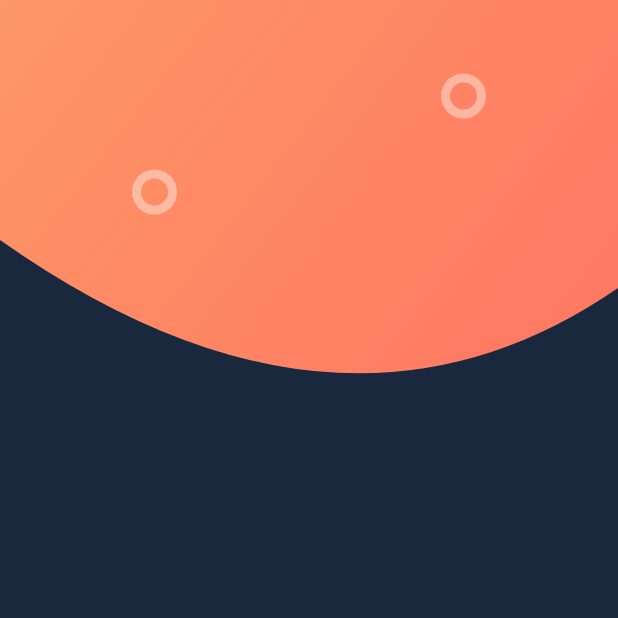
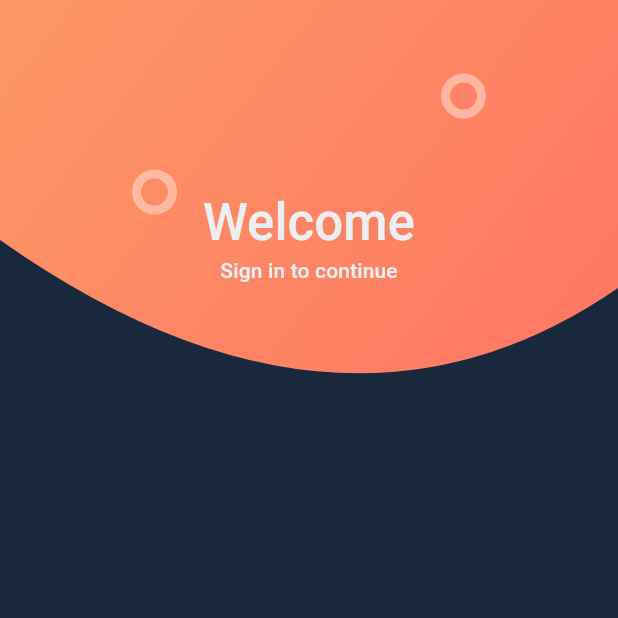
Before and after one commit to tadakun8/flutter_study_ui, a Flutter app: the screen it shows after launch, on a phone screen of 412 x 824 dp, the top half of it. Run offline on Flutter 3.47's test engine with Material 2 defaults, Android fonts, the phone set to English and light mode, and no system bars; our stand-ins replace flutter_riverpod.

Commit message:
feat: create header title

```diff
--- a/signin_signup/lib/components/header/header.dart
+++ b/signin_signup/lib/components/header/header.dart
@@ -1,4 +1,5 @@
 import 'package:flutter/material.dart';
+import 'package:signin_signup/components/header/header_title.dart';
 
 import 'header_background.dart';
 import 'header_circles.dart';
@@ -12,7 +13,8 @@ class Header extends StatelessWidget {
     return Container(
       height: height,
       // Stackで要素を重ねる
-      child: Stack(children: const [
+      child: Stack(
+        children: const [
           Align(
             alignment: Alignment.topCenter,
             child: HeaderBackgroud(height: height),
@@ -21,7 +23,15 @@ class Header extends StatelessWidget {
             alignment: Alignment.topCenter,
             child: HeaderCircles(height: height),
           ),
-      ]),
+          Align(
+            alignment: Alignment.topCenter,
+            child: Padding(
+              padding: EdgeInsets.only(top: 128),
+              child: HeaderTitle(),
+            ),
+          )
+        ],
+      ),
     );
   }
 }
--- /dev/null
+++ b/signin_signup/lib/components/header/header_title.dart
@@ -0,0 +1,32 @@
+import 'package:flutter/material.dart';
+import 'package:signin_signup/const/color.dart';
+
+class HeaderTitle extends StatelessWidget {
+  const HeaderTitle({Key? key}) : super(key: key);
+
+  @override
+  Widget build(BuildContext context) {
+    return Column(
+      mainAxisSize: MainAxisSize.min,
+      children: [
+        Text(
+          'Welcome',
+          style: Theme.of(context).textTheme.headline4!.copyWith(
+                color: kTextColorPrimary,
+                fontWeight: FontWeight.w500,
+              ),
+        ),
+        const SizedBox(
+          height: 4,
+        ),
+        Text(
+          'Sign in to continue',
+          style: Theme.of(context)
+              .textTheme
+              .subtitle2!
+              .copyWith(color: kTextColorPrimary),
+        )
+      ],
+    );
+  }
+}
```
Lines whose indentation alone changed are shown as unchanged.
